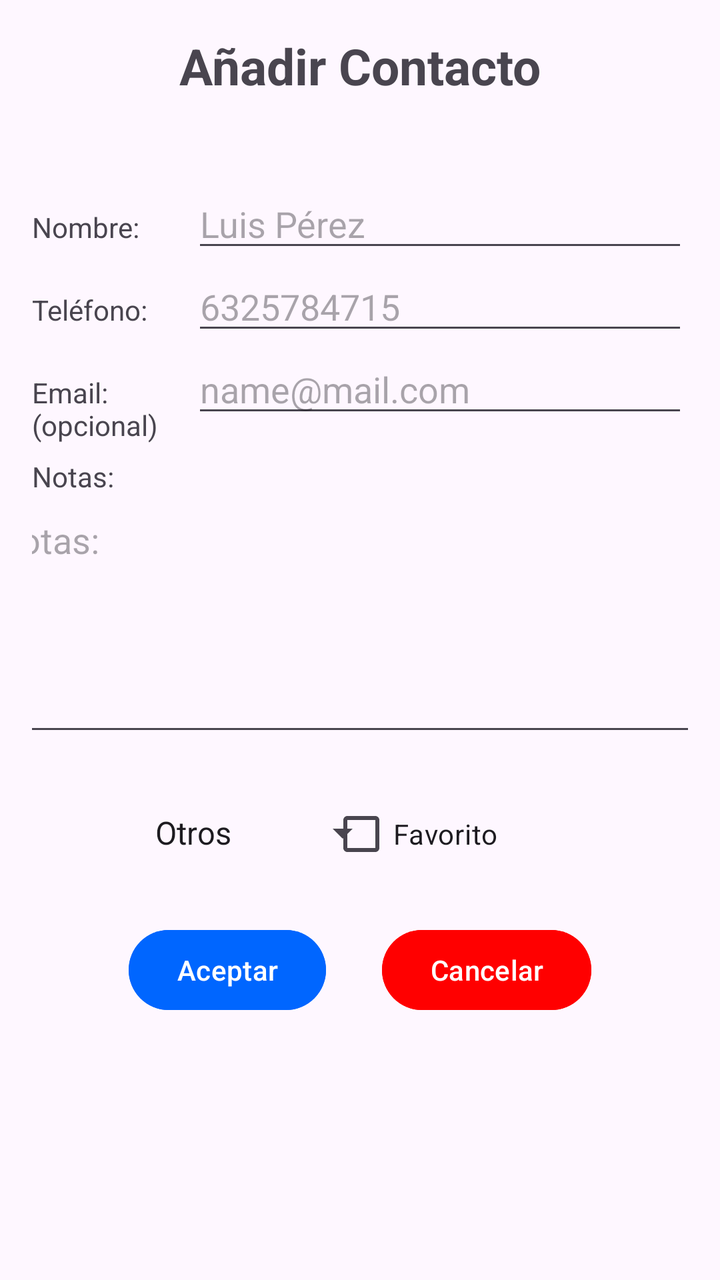
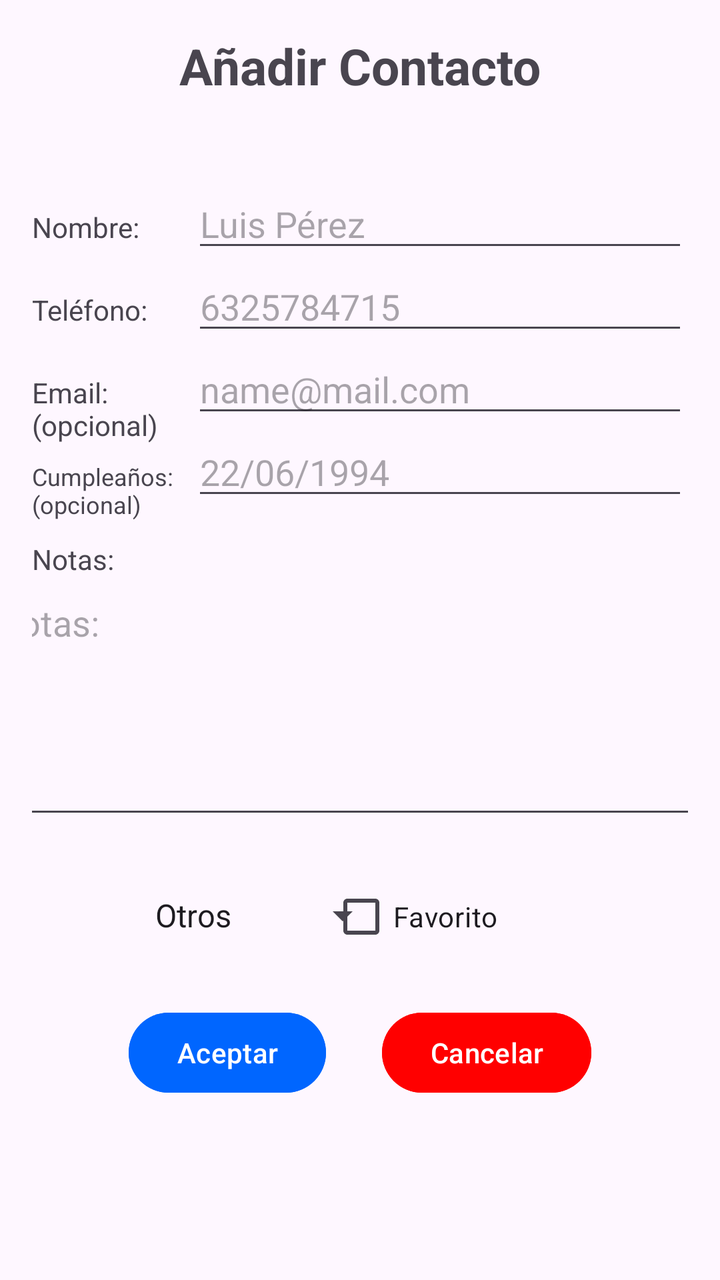

The first picture is an Android layout as it rendered before a commit; the second is the same layout after the commit. The layout source and the unified diff follow.
<!-- AndroidManifest.xml: application theme Theme.MiAgenda -->
<!-- res/layout/activity_contacto_form.xml -->
<?xml version="1.0" encoding="utf-8"?>
<androidx.constraintlayout.widget.ConstraintLayout xmlns:android="http://schemas.android.com/apk/res/android"
    xmlns:app="http://schemas.android.com/apk/res-auto"
    xmlns:tools="http://schemas.android.com/tools"
    android:id="@+id/main"
    android:layout_width="match_parent"
    android:layout_height="match_parent"
    tools:context=".ContactoFormActivity"
    android:padding="16dp">

    <TextView
        android:id="@+id/title"
        android:layout_width="wrap_content"
        android:layout_height="wrap_content"
        android:text="@string/add_contact_form_title"
        app:layout_constraintTop_toTopOf="parent"
        app:layout_constraintEnd_toEndOf="parent"
        app:layout_constraintStart_toStartOf="parent"
        android:textSize="25sp"
        android:textStyle="bold"
    />

    <TextView
        android:id="@+id/name"
        android:layout_width="80dp"
        android:layout_height="wrap_content"
        app:layout_constraintBaseline_toBaselineOf="@+id/name_input"
        app:layout_constraintStart_toStartOf="parent"
        android:text="@string/name"
    />
    <EditText
        android:id="@+id/name_input"
        android:layout_width="0dp"
        android:layout_height="wrap_content"
        android:inputType="textPersonName"
        android:hint="@string/name_example"
        app:layout_constraintTop_toBottomOf="@+id/title"
        app:layout_constraintStart_toEndOf="@id/name"
        app:layout_constraintEnd_toEndOf="parent"
        android:layout_marginTop="40dp"
    />

    <TextView
        android:id="@+id/phone"
        android:layout_width="80dp"
        android:layout_height="wrap_content"
        android:text="@string/phone"
        app:layout_constraintStart_toStartOf="parent"
        app:layout_constraintBaseline_toBaselineOf="@+id/phone_input"
    />
    <EditText
        android:id="@+id/phone_input"
        android:layout_width="0dp"
        android:layout_height="wrap_content"
        android:inputType="phone"
        android:hint="@string/phone_example"
        app:layout_constraintTop_toBottomOf="@+id/name_input"
        app:layout_constraintEnd_toEndOf="parent"
        app:layout_constraintStart_toEndOf="@+id/phone"
    />

    <TextView
        android:id="@+id/email"
        android:layout_width="80dp"
        android:layout_height="wrap_content"
        app:layout_constraintStart_toStartOf="parent"
        app:layout_constraintBaseline_toBaselineOf="@+id/email_input"
        android:text="@string/email"
    />
    <EditText
        android:id="@+id/email_input"
        android:layout_width="0dp"
        android:layout_height="wrap_content"
        app:layout_constraintStart_toEndOf="@+id/email"
        app:layout_constraintTop_toBottomOf="@+id/phone_input"
        app:layout_constraintEnd_toEndOf="parent"
        android:inputType="textEmailAddress"
        android:hint="@string/email_example"
    />

    <TextView
        android:id="@+id/noteLabel"
        android:layout_width="80dp"
        android:layout_height="wrap_content"
        app:layout_constraintStart_toStartOf="parent"
        app:layout_constraintTop_toBottomOf="@id/email_input"
        android:text="@string/notes"
        android:layout_marginTop="15dp"
        />
    <com.google.android.material.textfield.TextInputEditText
        android:id="@+id/notes_input"
        android:layout_width="375dp"
        android:layout_height="0dp"
        android:inputType="textMultiLine"
        android:scrollbars="vertical"
        android:gravity="top|start"
        android:minLines="5"
        app:layout_constraintTop_toBottomOf="@+id/noteLabel"
        app:layout_constraintStart_toStartOf="@+id/noteLabel"
        app:layout_constraintEnd_toEndOf="parent"
        android:hint="@string/notes"
    />


    <Spinner
        android:id="@+id/category"
        android:layout_width="wrap_content"
        android:layout_height="wrap_content"
        android:layout_marginTop="20dp"
        app:layout_constraintStart_toStartOf="parent"
        app:layout_constraintEnd_toEndOf="@+id/favourite"
        app:layout_constraintBaseline_toBaselineOf="@+id/favourite"
        android:entries="@array/categories"
    />

    <CheckBox
        android:id="@+id/favourite"
        android:layout_width="wrap_content"
        android:layout_height="wrap_content"
        android:text="@string/favourite"
        app:layout_constraintStart_toStartOf="@+id/category"
        app:layout_constraintEnd_toEndOf="parent"
        app:layout_constraintTop_toBottomOf="@+id/notes_input"
        android:layout_marginTop="20dp"
        android:layout_marginEnd="20dp"
        android:layout_marginStart="20dp"
    />

    <Button
        android:id="@+id/btnAccept"
        android:layout_width="wrap_content"
        android:layout_height="wrap_content"
        android:text="@string/btn_accept"
        app:layout_constraintStart_toStartOf="parent"
        app:layout_constraintHorizontal_chainStyle="packed"
        app:layout_constraintTop_toBottomOf="@+id/favourite"
        app:layout_constraintEnd_toStartOf="@+id/btnCancel"
        android:layout_marginTop="20dp"
        android:layout_marginEnd="20dp"
        android:backgroundTint="@color/blue"
    />
    <Button
        android:id="@+id/btnCancel"
        android:layout_width="wrap_content"
        android:layout_height="wrap_content"
        android:text="@string/btn_cancel"
        app:layout_constraintStart_toEndOf="@+id/btnAccept"
        app:layout_constraintTop_toTopOf="@+id/btnAccept"
        app:layout_constraintEnd_toEndOf="parent"
        android:layout_marginStart="8dp"
        android:backgroundTint="@color/red"
    />


</androidx.constraintlayout.widget.ConstraintLayout>
<!-- resources referenced by this layout -->
<resources>
  <string-array name="categories">
          <item>Otros</item>
          <item>Trabajo</item>
          <item>Amigos</item>
          <item>Estudios</item>
          <item>Familia</item>
      </string-array>
  <color name="blue">#0066FF</color>
  <color name="red">#FF0000</color>
  <string name="add_contact_form_title">Añadir Contacto</string>
  <string name="btn_accept">Aceptar</string>
  <string name="btn_cancel">Cancelar</string>
  <string name="email">Email: (opcional)</string>
  <string name="email_example">name@mail.com</string>
  <string name="favourite">Favorito</string>
  <string name="name">Nombre: </string>
  <string name="name_example">Luis Pérez</string>
  <string name="notes">Notas: </string>"
  <string name="phone">Teléfono: </string>
  <string name="phone_example">6325784715</string>
  <style name="Theme.MiAgenda" parent="Base.Theme.MiAgenda" />
  <style name="Base.Theme.MiAgenda" parent="Theme.Material3.DayNight.NoActionBar">
          
          
      </style>
</resources>

<!-- the commit's change to res/layout/activity_contacto_form.xml (unified diff, before → after) -->
@@ -79,11 +79,32 @@
     />
 
     <TextView
+        android:id="@+id/birthdate"
+        android:layout_width="80dp"
+        android:layout_height="wrap_content"
+        app:layout_constraintStart_toStartOf="parent"
+        app:layout_constraintBaseline_toBaselineOf="@+id/birthdate_input"
+        android:text="@string/birthdate"
+        android:textSize="12sp"
+        />
+    <EditText
+        android:id="@+id/birthdate_input"
+        android:layout_width="0dp"
+        android:layout_height="wrap_content"
+        app:layout_constraintStart_toEndOf="@+id/email"
+        app:layout_constraintTop_toBottomOf="@+id/email_input"
+        app:layout_constraintEnd_toEndOf="parent"
+        android:inputType="textEmailAddress"
+        android:hint="@string/birthdate_example"
+
+        />
+
+    <TextView
         android:id="@+id/noteLabel"
         android:layout_width="80dp"
         android:layout_height="wrap_content"
         app:layout_constraintStart_toStartOf="parent"
-        app:layout_constraintTop_toBottomOf="@id/email_input"
+        app:layout_constraintTop_toBottomOf="@id/birthdate_input"
         android:text="@string/notes"
         android:layout_marginTop="15dp"
         />
<!-- resource entries referenced after the edit -->
@@ -10,6 +10,8 @@
   <color name="blue">#0066FF</color>
   <color name="red">#FF0000</color>
   <string name="add_contact_form_title">Añadir Contacto</string>
+  <string name="birthdate">Cumpleaños: (opcional)</string>
+  <string name="birthdate_example">22/06/1994</string>
   <string name="btn_accept">Aceptar</string>
   <string name="btn_cancel">Cancelar</string>
   <string name="email">Email: (opcional)</string>
